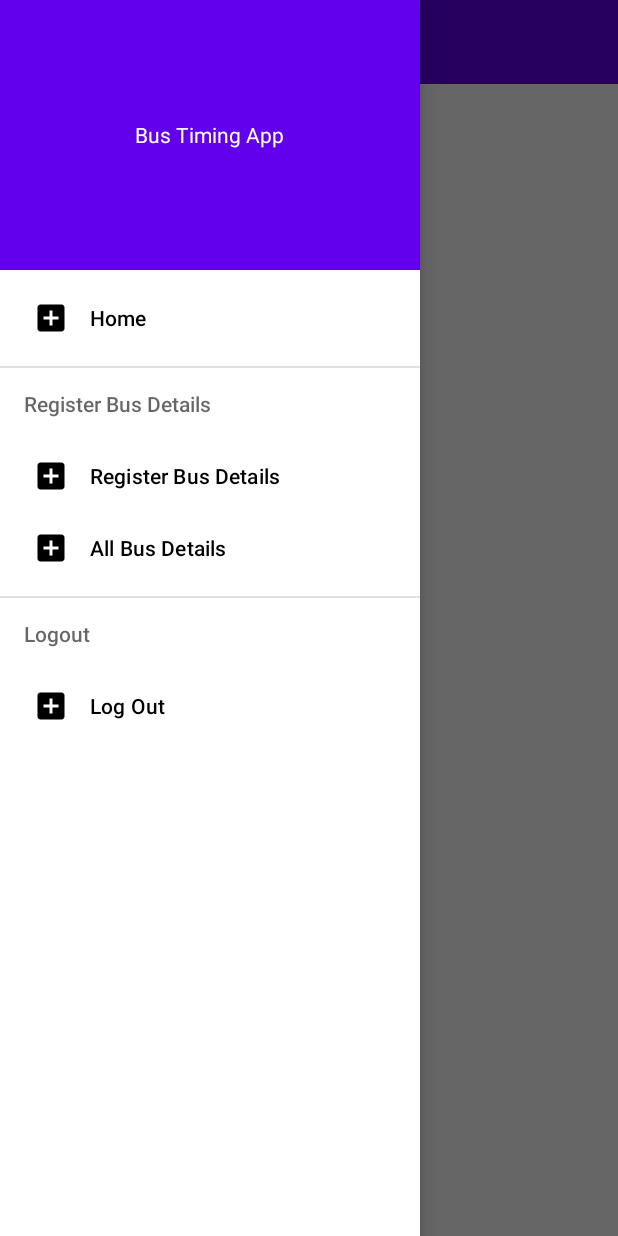
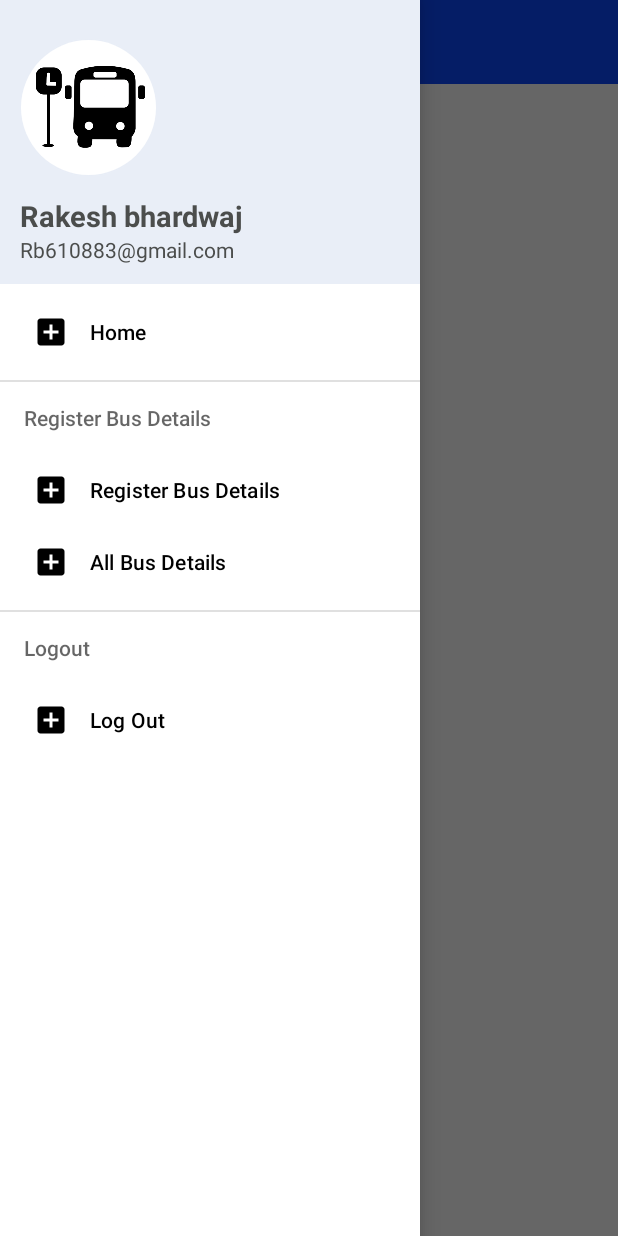
Before and after one commit to RakeshBhardwaj-coder/BusTimingApp, an Android app: the AllBuseDetails screen opened directly, with no data from a screen before it, with the side drawer open, on a phone screen of 412 x 824 dp. Run offline under Robolectric (Android 15) with nearby library versions, the phone set to English and light mode, and no system bars; our stand-ins replace Firebase (no records; nobody signed in at launch, a user with empty details on screens opened directly), sdp/ssp sizes.

Commit message:
try some new color...

```diff
--- a/app/src/main/AndroidManifest.xml
+++ b/app/src/main/AndroidManifest.xml
@@ -18,7 +18,7 @@
         android:theme="@style/Theme.BusTimingApp"
         tools:targetApi="31">
         <activity
-            android:name=".SplashScreen"
+            android:name=".SplashScreen.SplashScreen"
             android:exported="true"
             > <intent-filter>
             <action android:name="android.intent.action.MAIN" />
--- a/app/src/main/java/rakesh/app/bustimingapp/Home/MainActivity.java
+++ b/app/src/main/java/rakesh/app/bustimingapp/Home/MainActivity.java
@@ -50,7 +50,7 @@ public class MainActivity extends AppCompatActivity {
 
         ActionBarDrawerToggle toggle = new ActionBarDrawerToggle(this,drawerLayout,toolbar,R.string.OpenSidebar,R.string.CloseSidebar);
         drawerLayout.addDrawerListener(toggle);
-        toggle.getDrawerArrowDrawable().setColor(Color.WHITE);
+        toggle.getDrawerArrowDrawable().setColor(Color.argb(255,75,77,76));
         toggle.syncState();
 
         btnSearch = findViewById(R.id.searchBtn);
--- a/app/src/main/java/rakesh/app/bustimingapp/SplashScreen.java
+++ b/app/src/main/java/rakesh/app/bustimingapp/SplashScreen/SplashScreen.java
@@ -1,4 +1,4 @@
-package rakesh.app.bustimingapp;
+package rakesh.app.bustimingapp.SplashScreen;
 
 import androidx.appcompat.app.AppCompatActivity;
 
@@ -7,6 +7,7 @@ import android.os.Bundle;
 import android.os.Handler;
 
 import rakesh.app.bustimingapp.Home.MainActivity;
+import rakesh.app.bustimingapp.R;
 
 public class SplashScreen extends AppCompatActivity {
 
@@ -16,7 +17,7 @@ public class SplashScreen extends AppCompatActivity {
         setContentView(R.layout.activity_splash_screen);
 
         // Hander and delayed to show the splash screen for second then open the home screen
-        // show the logo then start the next activity after the 2sec
+        // show the logo then start the next activity after the 1sec
         // when you back the logo will not show.
         new Handler().postDelayed(new Runnable() {
             @Override
@@ -24,6 +25,6 @@ public class SplashScreen extends AppCompatActivity {
                 startActivity(new Intent(getApplicationContext(), MainActivity.class));
                 finish();
             }
-        },2000);
+        },1000);
     }
 }
--- /dev/null
+++ b/app/src/main/res/drawable/user_shape.xml
@@ -0,0 +1,15 @@
+<?xml version="1.0" encoding="UTF-8"?>
+<layer-list xmlns:android="http://schemas.android.com/apk/res/android">
+    <item>
+        <shape android:shape="oval">
+            <solid android:color="@color/primary_color" />
+        </shape>
+    </item>
+    <item android:top="1dp" android:left="1dp" android:right="1dp" android:bottom="1dp">
+        <shape android:shape="oval">
+            <solid android:color="@android:color/white" />
+            <size android:width="60dp"
+                android:height="60dp"/>
+        </shape>
+    </item>
+</layer-list>
--- a/app/src/main/res/layout/activity_all_bus_details.xml
+++ b/app/src/main/res/layout/activity_all_bus_details.xml
@@ -52,7 +52,7 @@
         android:layout_width="wrap_content"
         android:layout_height="match_parent"
         android:id="@+id/sideBarAllBusDetails"
-        app:headerLayout="@layout/header"
+        app:headerLayout="@layout/user_profile"
         app:menu="@menu/sidemenu"
         android:layout_gravity="start"
         ></com.google.android.material.navigation.NavigationView>
--- a/app/src/main/res/layout/activity_bus_registration_page.xml
+++ b/app/src/main/res/layout/activity_bus_registration_page.xml
@@ -267,7 +267,7 @@
         android:layout_width="wrap_content"
         android:layout_height="match_parent"
         android:id="@+id/sideBarRegiPage"
-        app:headerLayout="@layout/header"
+        app:headerLayout="@layout/user_profile"
         app:menu="@menu/sidemenu"
         android:layout_gravity="start"
         ></com.google.android.material.navigation.NavigationView>
--- a/app/src/main/res/layout/activity_main.xml
+++ b/app/src/main/res/layout/activity_main.xml
@@ -17,10 +17,10 @@
             android:id="@+id/toolBar"
             android:layout_width="match_parent"
             android:layout_height="wrap_content"
-            android:background="@color/purple_500"
+            android:background="@color/primary_color"
             app:title="Bus Timing App"
             app:titleMarginStart="10dp"
-            app:titleTextColor="@color/white" />
+            app:titleTextColor="@color/text_color" />
 
         <LinearLayout
             android:layout_width="match_parent"
@@ -79,7 +79,7 @@
         android:layout_width="wrap_content"
         android:layout_height="match_parent"
         android:id="@+id/sideBar"
-        app:headerLayout="@layout/header"
+        app:headerLayout="@layout/user_profile"
         app:menu="@menu/sidemenu"
         android:layout_gravity="start"
         ></com.google.android.material.navigation.NavigationView>
--- a/app/src/main/res/layout/activity_splash_screen.xml
+++ b/app/src/main/res/layout/activity_splash_screen.xml
@@ -4,7 +4,7 @@
     xmlns:tools="http://schemas.android.com/tools"
     android:layout_width="match_parent"
     android:layout_height="match_parent"
-    tools:context=".SplashScreen">
+    tools:context=".SplashScreen.SplashScreen">
 
     <RelativeLayout
         android:layout_width="wrap_content"
--- a/app/src/main/res/layout/header.xml
+++ /dev/null
@@ -1,16 +0,0 @@
-<?xml version="1.0" encoding="utf-8"?>
-<LinearLayout xmlns:android="http://schemas.android.com/apk/res/android"
-    android:orientation="vertical"
-    android:layout_width="match_parent"
-    android:layout_height="180dp"
-    android:background="@color/purple_500"
-    android:gravity="center">
-    <TextView
-        android:layout_width="wrap_content"
-        android:layout_height="wrap_content"
-        android:text="Bus Timing App"
-        android:textColor="@color/white"
-
-        />
-
-</LinearLayout>
--- /dev/null
+++ b/app/src/main/res/layout/user_profile.xml
@@ -0,0 +1,49 @@
+<?xml version="1.0" encoding="utf-8"?>
+<RelativeLayout xmlns:android="http://schemas.android.com/apk/res/android"
+    android:layout_width="match_parent"
+    android:layout_height="match_parent">
+
+    <LinearLayout
+        android:layout_width="match_parent"
+        android:layout_height="wrap_content"
+        android:background="@color/primary_color"
+        android:orientation="vertical">
+
+        <ImageView
+            android:layout_width="@dimen/_70sdp"
+            android:layout_height="@dimen/_70sdp"
+            android:layout_marginLeft="@dimen/_10sdp"
+            android:layout_marginTop="@dimen/_20sdp"
+            android:background="@drawable/user_shape"
+            android:gravity="center_vertical|center_horizontal"
+            android:padding="5dp"
+            android:src="@drawable/splash_screen_logo"
+            android:textStyle="bold" />
+
+        <TextView
+            android:id="@+id/user_name"
+            android:layout_width="wrap_content"
+            android:layout_height="wrap_content"
+            android:layout_below="@+id/user_profile"
+            android:layout_marginLeft="@dimen/_10sdp"
+            android:layout_marginTop="@dimen/_10sdp"
+            android:text="Rakesh bhardwaj"
+            android:textColor="@color/text_color"
+            android:textSize="@dimen/_15sdp"
+            android:textStyle="bold"
+
+            />
+
+        <TextView
+            android:id="@+id/user_email"
+            android:layout_width="wrap_content"
+            android:layout_height="wrap_content"
+            android:layout_below="@+id/user_profile"
+            android:layout_marginLeft="@dimen/_10sdp"
+            android:layout_marginBottom="@dimen/_10sdp"
+            android:text="Rb610883@gmail.com"
+            android:textColor="@color/text_color" />
+    </LinearLayout>
+
+
+</RelativeLayout>
--- a/app/src/main/res/values/colors.xml
+++ b/app/src/main/res/values/colors.xml
@@ -1,12 +1,15 @@
 <?xml version="1.0" encoding="utf-8"?>
 <resources>
     <color name="purple_200">#FFBB86FC</color>
-    <color name="purple_500">#FF6200EE</color>
+    <color name="purple_500">#0C4AFF</color>
     <color name="purple_700">#FF3700B3</color>
     <color name="teal_200">#FF03DAC5</color>
     <color name="teal_700">#FF018786</color>
     <color name="black">#FF000000</color>
     <color name="white">#FFFFFFFF</color>
     <color name="gray">#6a6a6a</color>
+    <color name="primary_color">#e9eef7</color>
+    <color name="secondary_color">#fdfdfc</color>
+    <color name="text_color">#4b4d4c</color>
 
 </resources>
--- a/app/src/main/res/values/themes.xml
+++ b/app/src/main/res/values/themes.xml
@@ -2,8 +2,8 @@
     <!-- Base application theme. -->
     <style name="Theme.BusTimingApp" parent="Theme.MaterialComponents.DayNight.NoActionBar">
         <!-- Primary brand color. -->
-        <item name="colorPrimary">@color/purple_500</item>
-        <item name="colorPrimaryVariant">@color/purple_700</item>
+        <item name="colorPrimary">@color/primary_color</item>
+        <item name="colorPrimaryVariant">@color/primary_color</item>
         <item name="colorOnPrimary">@color/white</item>
         <!-- Secondary brand color. -->
         <item name="colorSecondary">@color/teal_200</item>
@@ -15,8 +15,8 @@
     </style>
     <style name="MyActionBar" parent="Theme.MaterialComponents.DayNight.NoActionBar">
         <!-- Primary brand color. -->
-        <item name="colorPrimary">@color/purple_500</item>
-        <item name="colorPrimaryVariant">@color/purple_700</item>
+        <item name="colorPrimary">@color/primary_color</item>
+        <item name="colorPrimaryVariant">@color/secondary_color</item>
         <item name="colorOnPrimary">@color/white</item>
 <!--        &lt;!&ndash; Secondary brand color. &ndash;&gt;-->
         <item name="colorSecondary">@color/teal_200</item>
```
